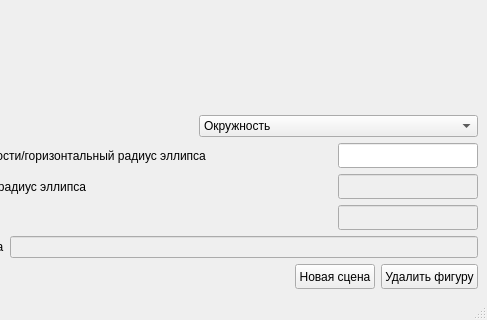
Qt form lab2/mainwindow.ui (Sunssshine/SoftwareDesign) before a commit; both pictures show x 659 to 1146 and y 440 to 760 of the 1146 by 760 pixel window.
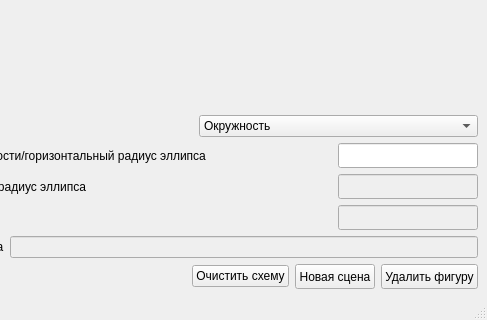
The same form after that commit.

The edit to the form file:
```diff
--- a/lab2/mainwindow.ui
+++ b/lab2/mainwindow.ui
@@ -256,6 +256,13 @@
               </property>
              </spacer>
             </item>
+            <item>
+             <widget class="QPushButton" name="clearScene">
+              <property name="text">
+               <string>Очистить схему</string>
+              </property>
+             </widget>
+            </item>
             <item>
              <widget class="QPushButton" name="newSceneButton">
               <property name="minimumSize">
```
Left out of the diff: 4 changed lines with no effect on the pictures.
